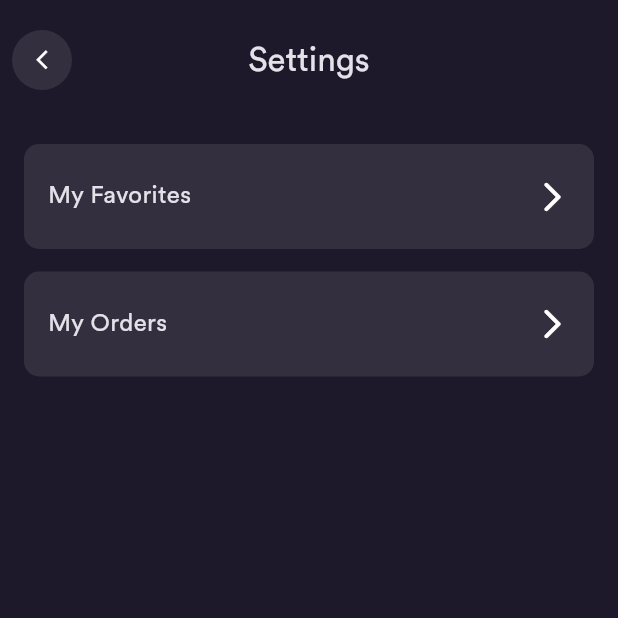
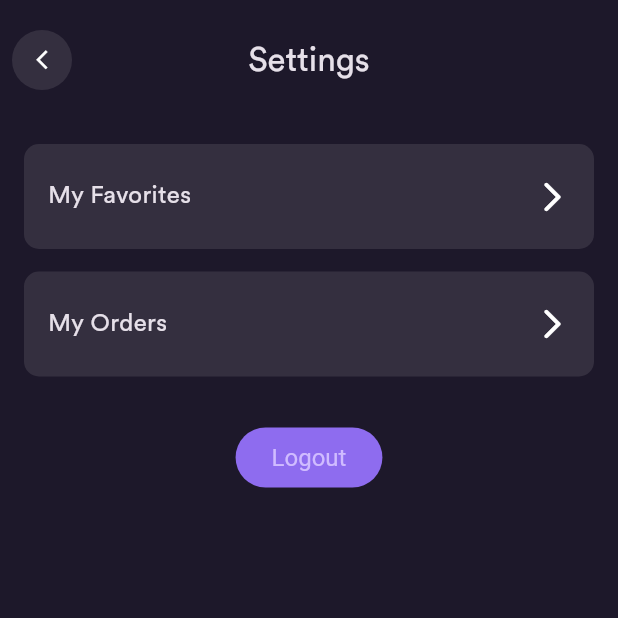
Before and after one commit to BIU-Assignment-Group1/Flutter_Assignment, a Flutter app: the SettingsPage screen opened directly, on a phone screen of 412 x 824 dp, the top half of it. Run offline on Flutter 3.47's test engine with Material 3 defaults, Android fonts, the phone set to English and light mode, and no system bars; our stand-ins replace cloud_firestore, dartz, firebase_auth, firebase_core, flutter_bloc, flutter_svg and 1 more; accounts and stored records are empty.

Commit message:
Enhance App on error

```diff
--- a/lib/core/constants/app_urls.dart
+++ b/lib/core/constants/app_urls.dart
@@ -1,8 +1,7 @@
 class AppUrl {
-
-  static const storageBase = 'https://firebasestorage.googleapis.com/v0/b/ecommerce-0101.appspot.com/o/';
+  static const storageBase =
+      'https://firebasestorage.googleapis.com/v0/b/ecommerce-0101-b65ee.firebasestorage.app/o/';
   static const categoryImage = '${storageBase}Categories%2FImages%2F';
   static const productImage = '${storageBase}Products%2FImages%2F';
   static const alt = '?alt=media';
-
 }
--- a/lib/data/product/models/product.dart
+++ b/lib/data/product/models/product.dart
@@ -70,7 +70,7 @@ extension ProductXModel on ProductModel {
     return ProductEntity(
       categoryId: categoryId,
       colors: colors.map((e) => e.toEntity()).toList(),
-      createdDate: createdDate,
+      createdDate: createdDate.toDate(),
       discountedPrice: discountedPrice,
       gender: gender,
       images: images,
@@ -88,7 +88,7 @@ extension ProductXEntity on ProductEntity {
     return ProductModel(
       categoryId: categoryId,
       colors: colors.map((e) => e.fromEntity()).toList(),
-      createdDate: createdDate,
+      createdDate: Timestamp.fromDate(createdDate),
       discountedPrice: discountedPrice,
       gender: gender,
       images: images,
--- a/lib/presentation/auth/pages/gender_and_age_selection.dart
+++ b/lib/presentation/auth/pages/gender_and_age_selection.dart
@@ -2,6 +2,7 @@ import 'package:flutter/material.dart';
 import 'package:flutter_assignment_y4_s1/common/bloc/button/button_state.dart';
 import 'package:flutter_assignment_y4_s1/common/bloc/button/button_state_cubit.dart';
 import 'package:flutter_assignment_y4_s1/common/helper/bottomsheet/app_bottomsheet.dart';
+import 'package:flutter_assignment_y4_s1/common/helper/navigator/app_navigator.dart';
 import 'package:flutter_assignment_y4_s1/core/configs/theme/app_colors.dart';
 import 'package:flutter_assignment_y4_s1/data/auth/models/user_creation_req.dart';
 import 'package:flutter_assignment_y4_s1/domain/auth/usecases/siginup.dart';
@@ -9,6 +10,7 @@ import 'package:flutter_assignment_y4_s1/presentation/auth/bloc/age_selection_cu
 import 'package:flutter_assignment_y4_s1/presentation/auth/bloc/ages_display_cubit.dart';
 import 'package:flutter_assignment_y4_s1/presentation/auth/bloc/gender_selection_cubit.dart';
 import 'package:flutter_assignment_y4_s1/presentation/auth/widgets/ages.dart';
+import 'package:flutter_assignment_y4_s1/presentation/home/pages/home.dart';
 import 'package:flutter_bloc/flutter_bloc.dart';
 
 import '../../../common/widgets/appbar/app_bar.dart';
@@ -37,6 +39,10 @@ class GenderAndAgeSelectionPage extends StatelessWidget {
                 behavior: SnackBarBehavior.floating,
               );
               ScaffoldMessenger.of(context).showSnackBar(snackbar);
+            }
+
+            if (state is ButtonSuccessState) {
+              AppNavigator.pushAndRemove(context, const HomePage());
             }
           },
           child: Column(
--- a/lib/presentation/home/bloc/user_info_display_cubit.dart
+++ b/lib/presentation/home/bloc/user_info_display_cubit.dart
@@ -1,3 +1,4 @@
+import 'package:firebase_auth/firebase_auth.dart';
 import 'package:flutter_assignment_y4_s1/domain/auth/usecases/get_user.dart';
 import 'package:flutter_assignment_y4_s1/presentation/home/bloc/user_info_display_state.dart';
 import 'package:flutter_assignment_y4_s1/service_locator.dart';
@@ -17,4 +18,9 @@ class UserInfoDisplayCubit extends Cubit<UserInfoDisplayState> {
       },
     );
   }
+
+  Future<void> logout() async {
+    await FirebaseAuth.instance.signOut();
+    emit(UserLoggedOut());
+  }
 }
--- a/lib/presentation/home/bloc/user_info_display_state.dart
+++ b/lib/presentation/home/bloc/user_info_display_state.dart
@@ -10,3 +10,5 @@ class UserInfoLoaded extends UserInfoDisplayState {
 }
 
 class LoadUserInfoFailure extends UserInfoDisplayState {}
+
+class UserLoggedOut extends UserInfoDisplayState {}
--- a/lib/presentation/settings/pages/settings.dart
+++ b/lib/presentation/settings/pages/settings.dart
@@ -1,7 +1,12 @@
 import 'package:flutter/material.dart';
+import 'package:flutter_assignment_y4_s1/common/helper/navigator/app_navigator.dart';
 import 'package:flutter_assignment_y4_s1/common/widgets/appbar/app_bar.dart';
-import 'package:flutter_assignment_y4_s1/presentation/settings/widgets/my_orders_tile.dart';
+import 'package:flutter_assignment_y4_s1/presentation/auth/pages/siginin.dart';
+import 'package:flutter_assignment_y4_s1/presentation/home/bloc/user_info_display_cubit.dart';
+import 'package:flutter_assignment_y4_s1/presentation/home/bloc/user_info_display_state.dart';
+import 'package:flutter_bloc/flutter_bloc.dart';
 
+import '../widgets/my_orders_tile.dart';
 import '../widgets/my_favorties_tile.dart';
 
 class SettingsPage extends StatelessWidget {
@@ -9,12 +14,38 @@ class SettingsPage extends StatelessWidget {
 
   @override
   Widget build(BuildContext context) {
-    return const Scaffold(
-      appBar: BasicAppbar(title: Text('Settings')),
-      body: Padding(
-        padding: EdgeInsets.all(16),
-        child: Column(
-          children: [MyFavortiesTile(), SizedBox(height: 15), MyOrdersTile()],
+    return BlocProvider(
+      create: (_) => UserInfoDisplayCubit(),
+      child: BlocListener<UserInfoDisplayCubit, UserInfoDisplayState>(
+        listener: (context, state) {
+          if (state is UserLoggedOut) {
+            AppNavigator.pushAndRemove(context, SigninPage());
+          }
+        },
+        child: Scaffold(
+          appBar: const BasicAppbar(title: Text('Settings')),
+          body: Padding(
+            padding: const EdgeInsets.all(16),
+            child: Column(
+              children: [
+                const MyFavortiesTile(),
+                const SizedBox(height: 15),
+                const MyOrdersTile(),
+                const SizedBox(height: 30),
+                // Wrap button in Builder so it has correct context
+                Builder(
+                  builder: (buttonContext) {
+                    return ElevatedButton(
+                      onPressed: () {
+                        buttonContext.read<UserInfoDisplayCubit>().logout();
+                      },
+                      child: const Text('Logout'),
+                    );
+                  },
+                ),
+              ],
+            ),
+          ),
         ),
       ),
     );
```
Also changed, not shown: lib/data/order/models/order_registration_req.dart (+16 -0 lines), lib/data/product/source/product_firebase_service.dart (+61 -74 lines), lib/domain/product/entities/product.dart (+5 -6 lines), lib/presentation/cart/pages/checkout.dart (+13 -0 lines), lib/service_locator.dart (+67 -96 lines).
